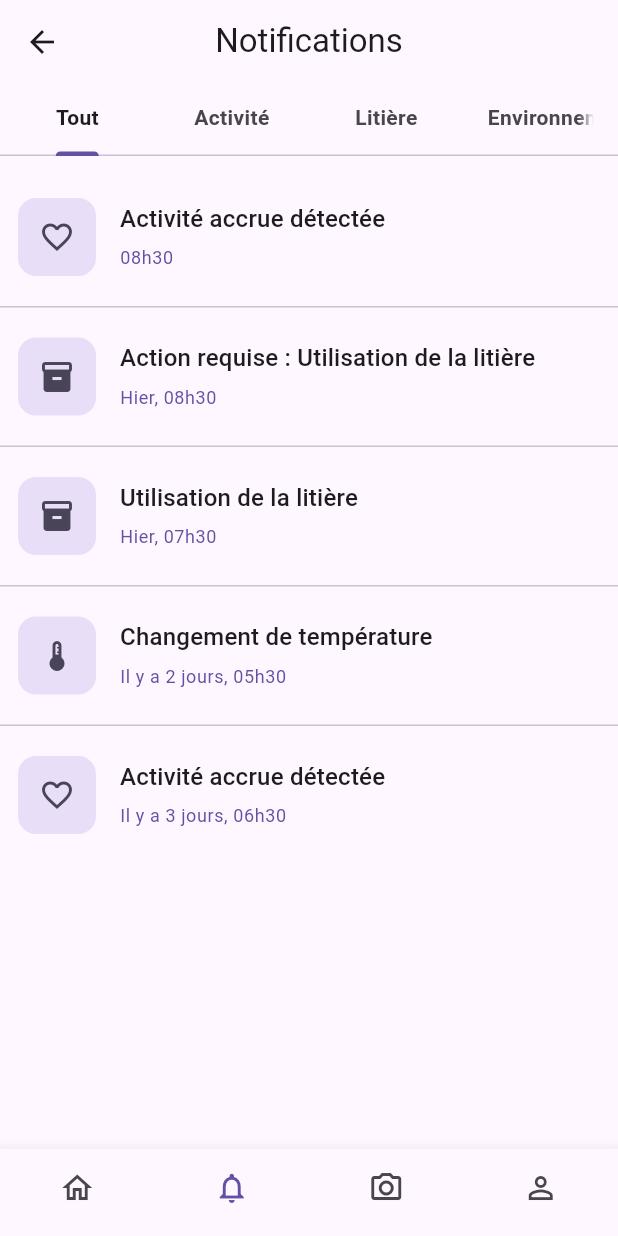
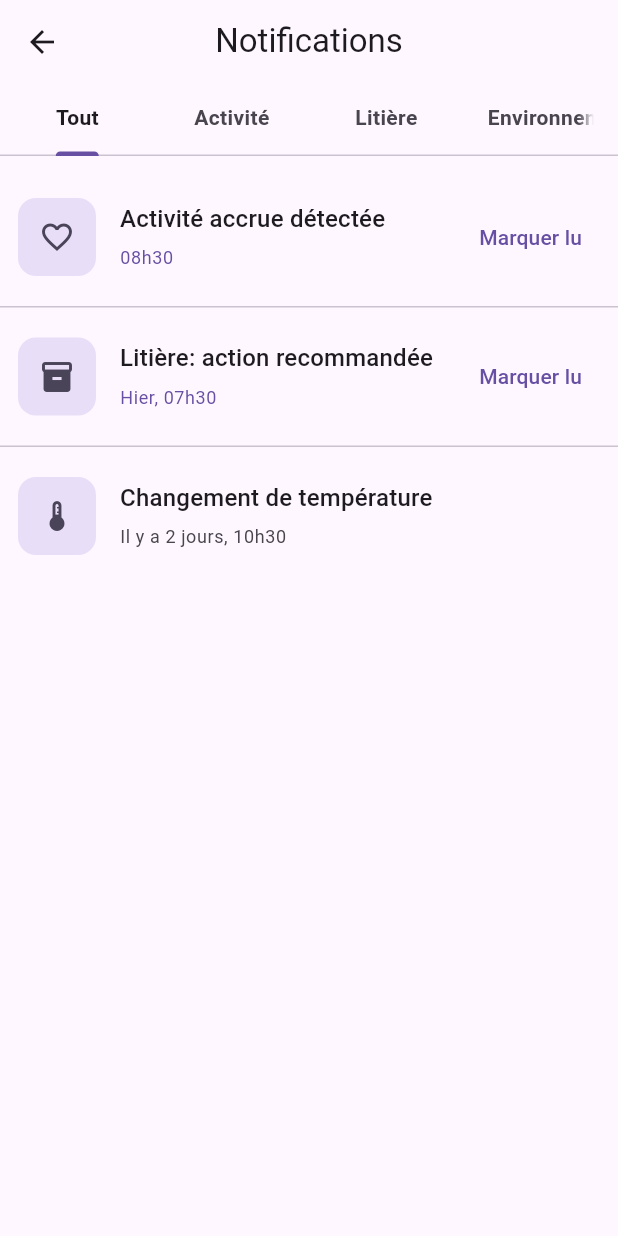
Before and after one commit to beytullahsnk/ABD-CatCare-Front, a Flutter app: the DashboardScreen screen opened by its route, after a tap on the "notifications" icon, on a phone screen of 412 x 824 dp. Run offline on Flutter 3.47's test engine with Material 3 defaults, Android fonts, the phone set to English and light mode, and no system bars; our stand-ins replace fl_chart, go_router, shared_preferences; accounts and stored records are empty.

Commit message:
notifications api route & structure

```diff
--- a/lib/core/services/mock_api_service.dart
+++ b/lib/core/services/mock_api_service.dart
@@ -40,6 +40,47 @@ class MockApiService {
     ];
   }
 
+  // ----- Notifications feed (mock) -----
+  Future<List<Map<String, dynamic>>> getUserNotifications({
+    int limit = 50,
+    int offset = 0,
+  }) async {
+    await Future.delayed(const Duration(milliseconds: 300));
+    final now = DateTime.now();
+    return <Map<String, dynamic>>[
+      {
+        'id': 'n1',
+        'title': 'Activité accrue détectée',
+        'message': 'Votre chat bouge beaucoup.',
+        'category': 'activity',
+        'createdAt': now.subtract(const Duration(hours: 2)).toIso8601String(),
+        'readAt': null,
+      },
+      {
+        'id': 'n2',
+        'title': 'Litière: action recommandée',
+        'message': 'Humidité de la litière élevée.',
+        'category': 'litter',
+        'createdAt':
+            now.subtract(const Duration(days: 1, hours: 3)).toIso8601String(),
+        'readAt': null,
+      },
+      {
+        'id': 'n3',
+        'title': 'Changement de température',
+        'message': 'Température ambiante en hausse.',
+        'category': 'environment',
+        'createdAt': now.subtract(const Duration(days: 2)).toIso8601String(),
+        'readAt': now.subtract(const Duration(days: 1)).toIso8601String(),
+      },
+    ];
+  }
+
+  Future<bool> markNotificationRead(String notificationId) async {
+    await Future.delayed(const Duration(milliseconds: 200));
+    return true;
+  }
+
   // Sauvegarde des préférences notifications
   Future<void> saveNotificationPrefs(NotificationPrefs prefs) async {
     final SharedPreferences sp = await SharedPreferences.getInstance();
--- a/lib/core/services/real_api_service.dart
+++ b/lib/core/services/real_api_service.dart
@@ -39,14 +39,25 @@ class RealApiService {
   }
 
   Future<List<dynamic>> getCatAlerts(String catId) async {
-    final resp = await ApiClient.instance.get(
+    // 1) Chemin documenté dans README: /cats/{id}/alerts
+    http.Response resp = await ApiClient.instance.get(
       '/cats/$catId/alerts',
       headers: AuthService.instance.authHeader,
     );
     if (resp.statusCode == 200) {
       final data = jsonDecode(resp.body);
-      // selon gateway, ça peut être { state, data, message } ou directement la liste
       if (data is Map && data['data'] != null)
+        return data['data'] as List<dynamic>;
+      if (data is List) return data;
+    }
+    // 2) Chemin utilisé par le script de test: /sensors/alerts/{catId}
+    resp = await ApiClient.instance.get(
+      '/sensors/alerts/$catId',
+      headers: AuthService.instance.authHeader,
+    );
+    if (resp.statusCode == 200) {
+      final data = jsonDecode(resp.body);
+      if (data is Map && data['data'] is List)
         return data['data'] as List<dynamic>;
       if (data is List) return data;
     }
@@ -60,6 +71,64 @@ class RealApiService {
       headers: AuthService.instance.authHeader,
     );
     return resp.statusCode == 200 || resp.statusCode == 201;
+  }
+
+  // ----- Notifications (in-app feed) -----
+
+  /// Récupère les notifications de l'utilisateur connecté
+  /// Retourne une liste de maps (NotificationEntity-like)
+  Future<List<Map<String, dynamic>>> getUserNotifications({
+    int limit = 50,
+    int offset = 0,
+  }) async {
+    final http.Response resp = await ApiClient.instance.get(
+      '/communication/notifications?limit=$limit&offset=$offset',
+      headers: AuthService.instance.authHeader,
+    );
+    if (resp.statusCode == 200) {
+      final decoded = jsonDecode(resp.body);
+      if (decoded is List) {
+        return decoded
+            .whereType<Map>()
+            .map((e) => e.cast<String, dynamic>())
+            .toList();
+      }
+      if (decoded is Map && decoded['data'] is List) {
+        return (decoded['data'] as List)
+            .whereType<Map>()
+            .map((e) => e.cast<String, dynamic>())
+            .toList();
+      }
+    }
+    return <Map<String, dynamic>>[];
+  }
+
+  /// Marque une notification comme lue
+  Future<bool> markNotificationRead(String notificationId) async {
+    final http.Response resp = await ApiClient.instance.post(
+      '/communication/notifications/$notificationId/read',
+      const {},
+      headers: AuthService.instance.authHeader,
+    );
+    return resp.statusCode == 200 || resp.statusCode == 204;
+  }
+
+  /// Marque une alerte comme résolue
+  Future<bool> resolveAlert(String alertId) async {
+    // 1) Route générique
+    http.Response resp = await ApiClient.instance.post(
+      '/alerts/$alertId/resolve',
+      const {},
+      headers: AuthService.instance.authHeader,
+    );
+    if (resp.statusCode == 200 || resp.statusCode == 204) return true;
+    // 2) Variante côté sensors
+    resp = await ApiClient.instance.post(
+      '/sensors/alerts/$alertId/resolve',
+      const {},
+      headers: AuthService.instance.authHeader,
+    );
+    return resp.statusCode == 200 || resp.statusCode == 204;
   }
 
   // ----- Compat Dashboard (même API que MockApiService) -----
--- a/lib/router/app_router.dart
+++ b/lib/router/app_router.dart
@@ -9,7 +9,7 @@ import '../core/services/auth_state.dart';
 import '../screens/auth/login_screen.dart';
 import '../screens/auth/register_screen.dart';
 import '../screens/dashboard/dashboard_screen.dart';
-import '../screens/settings/settings_notifications_screen.dart';
+import '../screens/notifications/notifications.dart';
 import '../screens/about/about_screen.dart';
 import '../screens/settings/litter_settings_page.dart';
 import '../screens/settings/environment_settings_page.dart';
@@ -66,7 +66,7 @@ class AppRouter {
       GoRoute(
         path: '/settings/notifications',
         name: 'settings_notifications',
-        builder: (context, state) => const SettingsNotificationsScreen(),
+        builder: (context, state) => const NotificationsScreen(),
       ),
       GoRoute(
         path: '/litter',
--- a/lib/screens/dashboard/dashboard_screen.dart
+++ b/lib/screens/dashboard/dashboard_screen.dart
@@ -139,7 +139,7 @@ class _DashboardScreenState extends State<DashboardScreen> {
                 final theme = Theme.of(context);
                 final cs = theme.colorScheme;
                 return ListView(
-                  children: [S
+                  children: [
                     const SectionHeader('État général'),
                     Container(
                       height: 180,
--- /dev/null
+++ b/lib/screens/notifications/notifications.dart
@@ -0,0 +1,237 @@
+import 'package:flutter/material.dart';
+import 'package:go_router/go_router.dart';
+import 'package:abd_petcare/core/services/api_provider.dart';
+
+class NotificationsScreen extends StatefulWidget {
+  const NotificationsScreen({super.key});
+
+  @override
+  State<NotificationsScreen> createState() => _NotificationsScreenState();
+}
+
+class _NotificationsScreenState extends State<NotificationsScreen> {
+  final _api = ApiProvider.instance.get();
+  List<Map<String, dynamic>> _items = const [];
+  bool _loading = true;
+
+  @override
+  void initState() {
+    super.initState();
+    _load();
+  }
+
+  Future<void> _load() async {
+    setState(() => _loading = true);
+    try {
+      // both mock and real expose getUserNotifications
+      final list = await _api.getUserNotifications(limit: 50, offset: 0);
+      if (!mounted) return;
+      setState(() {
+        _items = list;
+        _loading = false;
+      });
+    } catch (e) {
+      if (!mounted) return;
+      setState(() => _loading = false);
+      final cs = Theme.of(context).colorScheme;
+      ScaffoldMessenger.of(context).showSnackBar(
+        SnackBar(
+          backgroundColor: cs.error,
+          content: const Text('Impossible de charger les notifications'),
+        ),
+      );
+    }
+  }
+
+  String _formatTimestamp(DateTime dt) {
+    final now = DateTime.now();
+    final diff = now.difference(dt);
+
+    if (diff.inDays == 0) {
+      final h = dt.hour.toString().padLeft(2, '0');
+      final m = dt.minute.toString().padLeft(2, '0');
+      return '${h}h$m';
+    }
+    if (diff.inDays == 1) {
+      final h = dt.hour.toString().padLeft(2, '0');
+      final m = dt.minute.toString().padLeft(2, '0');
+      return 'Hier, ${h}h$m';
+    }
+    final h = dt.hour.toString().padLeft(2, '0');
+    final m = dt.minute.toString().padLeft(2, '0');
+    return 'Il y a ${diff.inDays} jours, ${h}h$m';
+  }
+
+  List<Map<String, dynamic>> _filterForTab(int tabIndex) {
+    // 0 = Tout, 1 = Activité, 2 = Litière, 3 = Environnement
+    if (tabIndex == 0) return _items;
+    final key = tabIndex == 1
+        ? 'activity'
+        : tabIndex == 2
+            ? 'litter'
+            : 'environment';
+    return _items
+        .where((n) => (n['category'] ?? _mapTypeToCategory(n['type'])) == key)
+        .toList();
+  }
+
+  String _mapTypeToCategory(dynamic type) {
+    // fallback mapping if backend returns alert types instead of category
+    switch (type?.toString().toUpperCase()) {
+      case 'MOVEMENT':
+      case 'INACTIVITY':
+        return 'activity';
+      case 'LITTER':
+        return 'litter';
+      case 'TEMPERATURE':
+      case 'HUMIDITY':
+        return 'environment';
+      default:
+        return 'activity';
+    }
+  }
+
+  Widget _buildListFor(int tabIndex) {
+    final items = _filterForTab(tabIndex);
+    if (items.isEmpty) {
+      return const Center(
+        child: Padding(
+          padding: EdgeInsets.all(24.0),
+          child: Text('Aucune notification pour cette catégorie.'),
+        ),
+      );
+    }
+
+    final cs = Theme.of(context).colorScheme;
+
+    return RefreshIndicator(
+      onRefresh: _load,
+      child: ListView.separated(
+        physics: const AlwaysScrollableScrollPhysics(),
+        padding: const EdgeInsets.symmetric(vertical: 8),
+        itemCount: items.length,
+        separatorBuilder: (_, __) => const Divider(height: 1),
+        itemBuilder: (context, index) {
+          final n = items[index];
+          final title = (n['title'] ?? '-') as String;
+          final createdAt = DateTime.tryParse((n['createdAt'] ??
+                      n['timestamp'] ??
+                      DateTime.now().toIso8601String())
+                  .toString()) ??
+              DateTime.now();
+          final category =
+              (n['category'] ?? _mapTypeToCategory(n['type'])) as String;
+          final icon = _iconFor(category);
+          final isRead = n['readAt'] != null;
+          return ListTile(
+            contentPadding:
+                const EdgeInsets.symmetric(horizontal: 12, vertical: 10),
+            leading: Container(
+              width: 52,
+              height: 52,
+              decoration: BoxDecoration(
+                color: cs.secondaryContainer,
+                borderRadius: BorderRadius.circular(12),
+              ),
+              alignment: Alignment.center,
+              child: Icon(icon, color: cs.onSecondaryContainer),
+            ),
+            title: Text(title, style: Theme.of(context).textTheme.titleMedium),
+            subtitle: Padding(
+              padding: const EdgeInsets.only(top: 6.0),
+              child: Text(
+                _formatTimestamp(createdAt),
+                style: Theme.of(context).textTheme.bodySmall?.copyWith(
+                      color: isRead ? cs.onSurfaceVariant : cs.primary,
+                    ),
+              ),
+            ),
+            trailing: isRead
+                ? null
+                : TextButton(
+                    onPressed: () async {
+                      final ok =
+                          await _api.markNotificationRead(n['id'] as String);
+                      if (ok) {
+                        _load();
+                      }
+                    },
+                    child: const Text('Marquer lu'),
+                  ),
+            onTap: () {
+              // deep link if data.actionUrl present
+              final actionUrl =
+                  n['data'] is Map ? (n['data']['actionUrl'] as String?) : null;
+              if (actionUrl != null && actionUrl.isNotEmpty) {
+                // Adapt route handling as needed
+                context.push(actionUrl);
+              }
+            },
+          );
+        },
+      ),
+    );
+  }
+
+  IconData _iconFor(String category) {
+    switch (category) {
+      case 'litter':
+        return Icons.inventory_2;
+      case 'environment':
+        return Icons.thermostat;
+      case 'activity':
+      default:
+        return Icons.favorite_border;
+    }
+  }
+
+  @override
+  Widget build(BuildContext context) {
+    final theme = Theme.of(context);
+
+    // DefaultTabController length = 4 (Tout, Activité, Litière, Environnement)
+    return DefaultTabController(
+      length: 4,
+      child: Scaffold(
+        appBar: AppBar(
+          leading: const BackButton(),
+          title: const Text('Notifications'),
+          centerTitle: true,
+          elevation: 0,
+          backgroundColor: theme.scaffoldBackgroundColor,
+          bottom: PreferredSize(
+            preferredSize: const Size.fromHeight(48),
+            child: Material(
+              color: theme.scaffoldBackgroundColor,
+              child: TabBar(
+                isScrollable: false,
+                labelStyle: theme.textTheme.bodyMedium
+                    ?.copyWith(fontWeight: FontWeight.w700),
+                labelColor: theme.colorScheme.onSurface,
+                unselectedLabelColor: theme.colorScheme.onSurfaceVariant,
+                indicatorColor: theme.colorScheme.primary,
+                indicatorWeight: 2.5,
+                tabs: const [
+                  Tab(text: 'Tout'),
+                  Tab(text: 'Activité'),
+                  Tab(text: 'Litière'),
+                  Tab(text: 'Environnement'),
+                ],
+              ),
+            ),
+          ),
+        ),
+        body: _loading
+            ? const Center(child: CircularProgressIndicator())
+            : TabBarView(
+                children: [
+                  _buildListFor(0),
+                  _buildListFor(1),
+                  _buildListFor(2),
+                  _buildListFor(3),
+                ],
+              ),
+      ),
+    );
+  }
+}
--- a/lib/screens/settings/settings_notifications_screen.dart
+++ /dev/null
@@ -1,239 +0,0 @@
-import 'package:flutter/material.dart';
-import 'package:go_router/go_router.dart';
-
-// modèle simple pour l'exemple
-class NotificationItem {
-  final String id;
-  final String title;
-  final String type; // 'activity' | 'litter' | 'environment'
-  final DateTime date;
-  final IconData icon;
-
-  NotificationItem({
-    required this.id,
-    required this.title,
-    required this.type,
-    required this.date,
-    required this.icon,
-  });
-}
-
-class SettingsNotificationsScreen extends StatefulWidget {
-  const SettingsNotificationsScreen({super.key});
-
-  @override
-  State<SettingsNotificationsScreen> createState() =>
-      _SettingsNotificationsScreenState();
-}
-
-class _SettingsNotificationsScreenState
-    extends State<SettingsNotificationsScreen> {
-  // Exemple de données (remplace par ton API)
-  final List<NotificationItem> _notifications = [
-    NotificationItem(
-      id: '1',
-      title: 'Activité accrue détectée',
-      type: 'activity',
-      date: DateTime.now().subtract(const Duration(hours: 2)),
-      icon: Icons.favorite_border,
-    ),
-    NotificationItem(
-      id: '2',
-      title: 'Action requise : Utilisation de la litière',
-      type: 'litter',
-      date: DateTime.now().subtract(const Duration(days: 1, hours: 2)),
-      icon: Icons.inventory_2,
-    ),
-    NotificationItem(
-      id: '3',
-      title: 'Utilisation de la litière',
-      type: 'litter',
-      date: DateTime.now().subtract(const Duration(days: 1, hours: 3)),
-      icon: Icons.inventory_2,
-    ),
-    NotificationItem(
-      id: '4',
-      title: 'Changement de température',
-      type: 'environment',
-      date: DateTime.now().subtract(const Duration(days: 2, hours: 5)),
-      icon: Icons.thermostat,
-    ),
-    NotificationItem(
-      id: '5',
-      title: 'Activité accrue détectée',
-      type: 'activity',
-      date: DateTime.now().subtract(const Duration(days: 3, hours: 4)),
-      icon: Icons.favorite_border,
-    ),
-  ];
-
-  int _bottomIndex = 1; // exemple pour BottomNavigationBar
-
-  String _formatTimestamp(DateTime dt) {
-    final now = DateTime.now();
-    final diff = now.difference(dt);
-
-    if (diff.inDays == 0) {
-      final h = dt.hour.toString().padLeft(2, '0');
-      final m = dt.minute.toString().padLeft(2, '0');
-      return '${h}h$m';
-    }
-    if (diff.inDays == 1) {
-      final h = dt.hour.toString().padLeft(2, '0');
-      final m = dt.minute.toString().padLeft(2, '0');
-      return 'Hier, ${h}h$m';
-    }
-    final h = dt.hour.toString().padLeft(2, '0');
-    final m = dt.minute.toString().padLeft(2, '0');
-    return 'Il y a ${diff.inDays} jours, ${h}h$m';
-  }
-
-  List<NotificationItem> _filterForTab(int tabIndex) {
-    // 0 = Tout, 1 = Activité, 2 = Litière, 3 = Environnement
-    if (tabIndex == 0) return _notifications;
-    if (tabIndex == 1)
-      return _notifications.where((n) => n.type == 'activity').toList();
-    if (tabIndex == 2)
-      return _notifications.where((n) => n.type == 'litter').toList();
-    return _notifications.where((n) => n.type == 'environment').toList();
-  }
-
-  Widget _buildListFor(int tabIndex) {
-    final items = _filterForTab(tabIndex);
-    if (items.isEmpty) {
-      return const Center(
-        child: Padding(
-          padding: EdgeInsets.all(24.0),
-          child: Text('Aucune notification pour cette catégorie.'),
-        ),
-      );
-    }
-
-    final cs = Theme.of(context).colorScheme;
-
-    return ListView.separated(
-      padding: const EdgeInsets.symmetric(vertical: 8),
-      itemCount: items.length,
-      separatorBuilder: (_, __) => const Divider(height: 1),
-      itemBuilder: (context, index) {
-        final n = items[index];
-        return ListTile(
-          contentPadding:
-              const EdgeInsets.symmetric(horizontal: 12, vertical: 10),
-          leading: Container(
-            width: 52,
-            height: 52,
-            decoration: BoxDecoration(
-              color: cs.secondaryContainer,
-              borderRadius: BorderRadius.circular(12),
-            ),
-            alignment: Alignment.center,
-            child: Icon(n.icon, color: cs.onSecondaryContainer),
-          ),
-          title: Text(n.title, style: Theme.of(context).textTheme.titleMedium),
-          subtitle: Padding(
-            padding: const EdgeInsets.only(top: 6.0),
-            child: Text(
-              _formatTimestamp(n.date),
-              style: Theme.of(context)
-                  .textTheme
-                  .bodySmall
-                  ?.copyWith(color: cs.primary),
-            ),
-          ),
-          onTap: () {
-            // open detail if you want
-          },
-        );
-      },
-    );
-  }
-
-  @override
-  Widget build(BuildContext context) {
-    final theme = Theme.of(context);
-
-    // DefaultTabController length = 4 (Tout, Activité, Litière, Environnement)
-    return DefaultTabController(
-      length: 4,
-      child: Scaffold(
-        appBar: AppBar(
-          leading: const BackButton(),
-          title: const Text('Notifications'),
-          centerTitle: true,
-          elevation: 0,
-          backgroundColor: theme.scaffoldBackgroundColor,
-          bottom: PreferredSize(
-            preferredSize: const Size.fromHeight(48),
-            child: Material(
-              color: theme.scaffoldBackgroundColor,
-              child: TabBar(
-                isScrollable: false,
-                labelStyle: theme.textTheme.bodyMedium
-                    ?.copyWith(fontWeight: FontWeight.w700),
-                labelColor: theme.colorScheme.onSurface,
-                unselectedLabelColor: theme.colorScheme.onSurfaceVariant,
-                indicatorColor: theme.colorScheme.primary,
-                indicatorWeight: 2.5,
-                tabs: const [
-                  Tab(text: 'Tout'),
-                  Tab(text: 'Activité'),
-                  Tab(text: 'Litière'),
-                  Tab(text: 'Environnement'),
-                ],
-              ),
-            ),
-          ),
-        ),
-        body: TabBarView(
-          children: [
-            _buildListFor(0),
-            _buildListFor(1),
-            _buildListFor(2),
-            _buildListFor(3),
-          ],
-        ),
-        bottomNavigationBar: BottomNavigationBar(
-          currentIndex: _bottomIndex,
-          onTap: (i) {
-            setState(() => _bottomIndex = i);
-            // si tu utilises go_router tu peux naviguer ici
-          },
-          type: BottomNavigationBarType.fixed,
-          showSelectedLabels: false,
-          showUnselectedLabels: false,
-          items: [
-            BottomNavigationBarItem(
-              icon: Icon(Icons.home_outlined,
-                  color: _bottomIndex == 0
-                      ? theme.colorScheme.primary
-                      : theme.colorScheme.onSurfaceVariant),
-              label: 'Home',
-            ),
-            BottomNavigationBarItem(
-              icon: Icon(Icons.notifications_none,
-                  color: _bottomIndex == 1
-                      ? theme.colorScheme.primary
-                      : theme.colorScheme.onSurfaceVariant),
-              label: 'Notifications',
-            ),
-            BottomNavigationBarItem(
-              icon: Icon(Icons.camera_alt_outlined,
-                  color: _bottomIndex == 2
-                      ? theme.colorScheme.primary
-                      : theme.colorScheme.onSurfaceVariant),
-              label: 'Camera',
-            ),
-            BottomNavigationBarItem(
-              icon: Icon(Icons.person_outline,
-                  color: _bottomIndex == 3
-                      ? theme.colorScheme.primary
-                      : theme.colorScheme.onSurfaceVariant),
-              label: 'Profile',
-            ),
-          ],
-        ),
-      ),
-    );
-  }
-}
```
Also changed, not shown: 1 other file.
